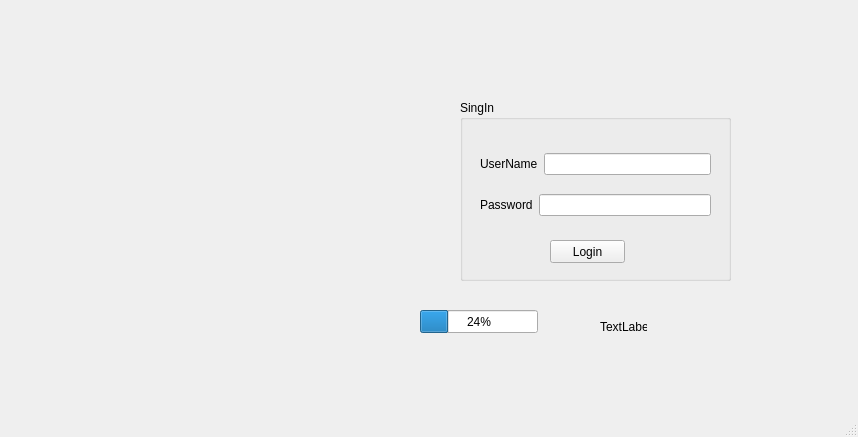
First picture: the form in learning_QT/mainwindow.ui, repository hongthiet1994/QT_for_beginner, before the edit.
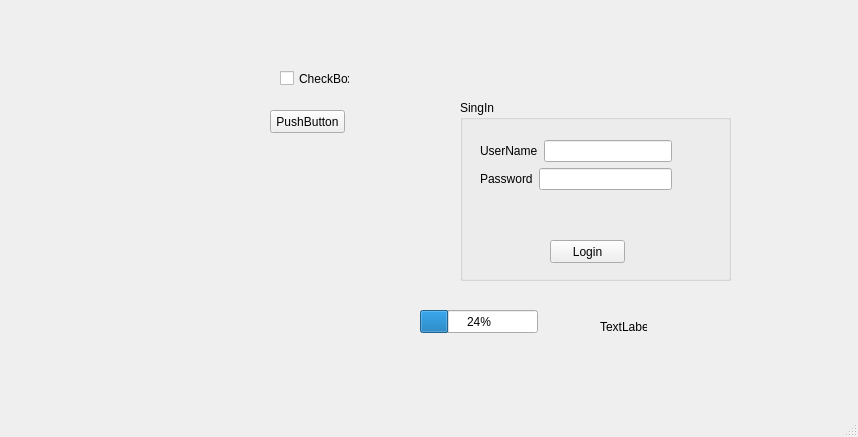
Second picture: the form after the edit.

Diff of the .ui file:
```diff
--- a/learning_QT/mainwindow.ui
+++ b/learning_QT/mainwindow.ui
@@ -44,8 +44,8 @@
       <rect>
        <x>20</x>
        <y>40</y>
-       <width>231</width>
-       <height>91</height>
+       <width>192</width>
+       <height>52</height>
       </rect>
      </property>
      <layout class="QVBoxLayout" name="verticalLayout">
@@ -83,8 +83,8 @@
    <widget class="QLabel" name="label_pic">
     <property name="geometry">
      <rect>
-      <x>100</x>
-      <y>80</y>
+      <x>10</x>
+      <y>60</y>
       <width>161</width>
       <height>251</height>
      </rect>
@@ -119,6 +119,32 @@
      <number>24</number>
     </property>
    </widget>
+   <widget class="QCheckBox" name="checkBox">
+    <property name="geometry">
+     <rect>
+      <x>280</x>
+      <y>70</y>
+      <width>70</width>
+      <height>17</height>
+     </rect>
+    </property>
+    <property name="text">
+     <string>CheckBox</string>
+    </property>
+   </widget>
+   <widget class="QPushButton" name="pushButton">
+    <property name="geometry">
+     <rect>
+      <x>270</x>
+      <y>110</y>
+      <width>75</width>
+      <height>23</height>
+     </rect>
+    </property>
+    <property name="text">
+     <string>PushButton</string>
+    </property>
+   </widget>
   </widget>
   <widget class="QStatusBar" name="statusbar"/>
   <widget class="QMenuBar" name="menubar">
```
